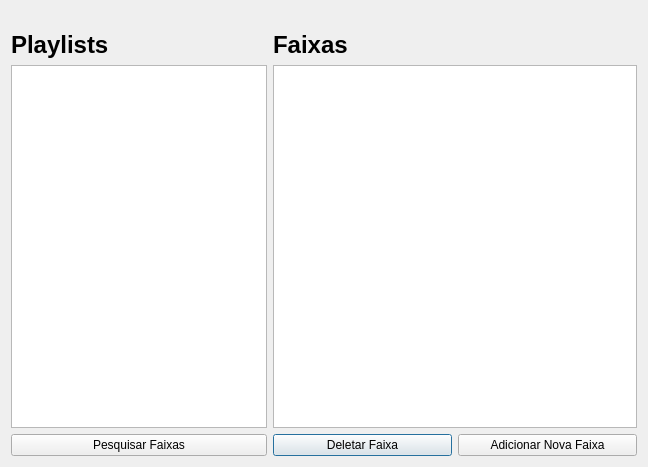
Qt form spotPer/janelaverplaylist.ui (liiiipe/spotPer) before a commit.
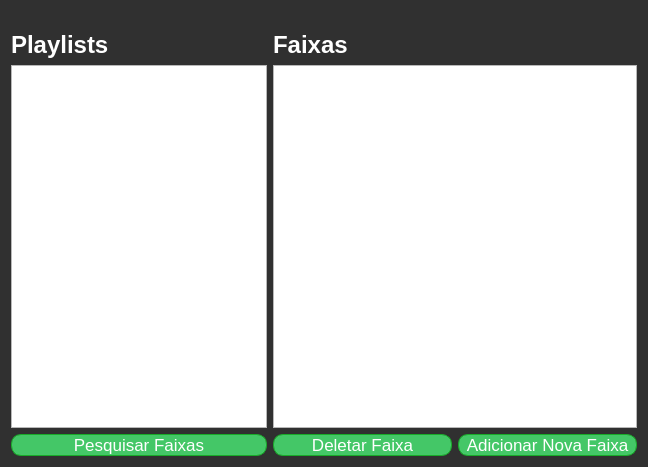
The same form after that commit. Icons and pictures are not drawn.

```diff
--- a/spotPer/janelaverplaylist.ui
+++ b/spotPer/janelaverplaylist.ui
@@ -13,6 +13,30 @@
   <property name="windowTitle">
    <string>Ver Playlist</string>
   </property>
+  <property name="windowIcon">
+   <iconset resource="iconspotper.qrc">
+    <normaloff>:/new/prefix1/imgs/spot.png</normaloff>:/new/prefix1/imgs/spot.png</iconset>
+  </property>
+  <property name="styleSheet">
+   <string notr="true">QPushButton {
+	font: 75 16pt &quot;Bahnschrift&quot;;
+	background-color:#44c767;
+	border-radius: 10px;
+	border:1px solid #18ab29;
+	color:#ffffff;
+	font-size:17px;
+}
+QPushButton:hover {
+	background-color: #53f37e;
+}
+QDialog{
+	background-color: #303030;
+}
+QLabel{
+	font: 75 16pt &quot;Bahnschrift&quot;;
+	color:#ffffff;
+}</string>
+  </property>
   <layout class="QGridLayout" name="gridLayout">
    <item row="2" column="0">
     <widget class="QTableWidget" name="tableWidgetPlaylists">
```
Left out of the diff: 4 changed lines with no effect on the pictures.
